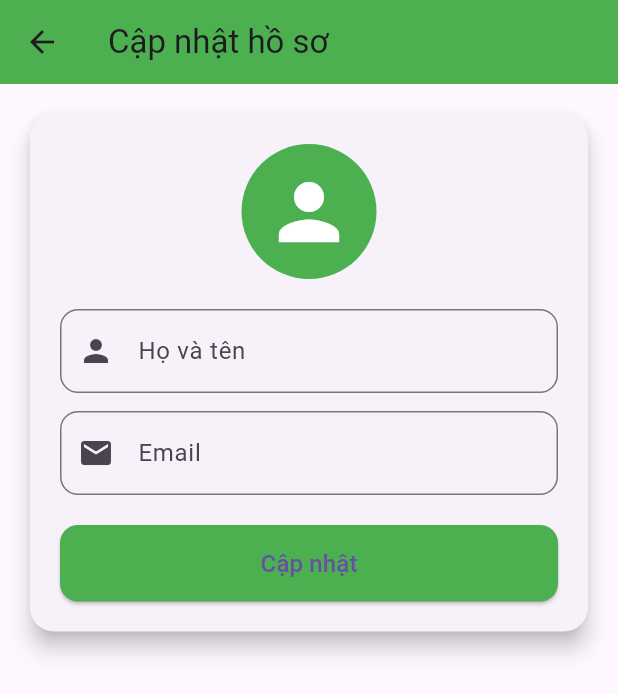
After one commit to hoquan04/flutter_final_sem4, a Flutter app: the ProfilePage screen opened directly, after a tap on "Edit Profile", on a phone screen of 412 x 824 dp. The commit adds this screen. Shown: the top 694 px of the screen. Run offline on Flutter 3.47's test engine with Material 3 defaults, Android fonts, the phone set to English and light mode, and no system bars; our stand-ins replace nb_utils, shared_preferences; accounts and stored records are empty; network calls fail.

Commit message:
update profile and password

```diff
--- /dev/null
+++ b/lib/ui/profile/edit_profile_page.dart
@@ -0,0 +1,128 @@
+import 'package:flutter/material.dart';
+import 'package:shared_preferences/shared_preferences.dart';
+import 'package:flutter_final_sem4/data/repository/user_repo.dart';
+
+class UpdateProfilePage extends StatefulWidget {
+  const UpdateProfilePage({super.key});
+
+  @override
+  State<UpdateProfilePage> createState() => _UpdateProfilePageState();
+}
+
+class _UpdateProfilePageState extends State<UpdateProfilePage> {
+  final _fullNameController = TextEditingController();
+  final _emailController = TextEditingController();
+
+  bool _isLoading = false;
+
+  @override
+  void initState() {
+    super.initState();
+    _loadUserData();
+  }
+
+  Future<void> _loadUserData() async {
+    final prefs = await SharedPreferences.getInstance();
+    setState(() {
+      _fullNameController.text = prefs.getString("fullName") ?? "";
+      _emailController.text = prefs.getString("email") ?? "";
+    });
+  }
+
+  Future<void> _updateProfile() async {
+    if (_fullNameController.text.trim().isEmpty) {
+      ScaffoldMessenger.of(context).showSnackBar(
+        const SnackBar(content: Text("❌ Vui lòng nhập họ và tên")),
+      );
+      return;
+    }
+
+    setState(() => _isLoading = true);
+
+    final success = await UserRepo().updateProfile(
+      _fullNameController.text.trim(),
+      _emailController.text.trim(),
+    );
+
+    setState(() => _isLoading = false);
+
+    if (success) {
+      ScaffoldMessenger.of(context).showSnackBar(
+        const SnackBar(content: Text("✅ Cập nhật thành công")),
+      );
+      Navigator.pop(context, true); // ✅ Trả về true
+    } else {
+      ScaffoldMessenger.of(context).showSnackBar(
+        const SnackBar(content: Text("❌ Cập nhật thất bại")),
+      );
+    }
+  }
+
+  @override
+  Widget build(BuildContext context) {
+    return Scaffold(
+      appBar: AppBar(
+        title: const Text("Cập nhật hồ sơ"),
+        backgroundColor: Colors.green,
+      ),
+      body: SingleChildScrollView(
+        padding: const EdgeInsets.all(16),
+        child: Center(
+          child: Card(
+            shape: RoundedRectangleBorder(
+              borderRadius: BorderRadius.circular(16),
+            ),
+            elevation: 6,
+            child: Padding(
+              padding: const EdgeInsets.all(20),
+              child: Column(
+                mainAxisSize: MainAxisSize.min,
+                children: [
+                  CircleAvatar(
+                    radius: 45,
+                    backgroundColor: Colors.green,
+                    child: const Icon(Icons.person, size: 60, color: Colors.white),
+                  ),
+                  const SizedBox(height: 20),
+
+                  _buildTextField("Họ và tên", Icons.person, _fullNameController),
+                  const SizedBox(height: 12),
+                  _buildTextField("Email", Icons.email, _emailController),
+                  const SizedBox(height: 20),
+
+                  SizedBox(
+                    width: double.infinity,
+                    child: ElevatedButton(
+                      onPressed: _isLoading ? null : _updateProfile,
+                      style: ElevatedButton.styleFrom(
+                        padding: const EdgeInsets.symmetric(vertical: 14),
+                        shape: RoundedRectangleBorder(
+                          borderRadius: BorderRadius.circular(12),
+                        ),
+                        backgroundColor: Colors.green,
+                      ),
+                      child: _isLoading
+                          ? const CircularProgressIndicator(color: Colors.white)
+                          : const Text("Cập nhật", style: TextStyle(fontSize: 16)),
+                    ),
+                  )
+                ],
+              ),
+            ),
+          ),
+        ),
+      ),
+    );
+  }
+
+  Widget _buildTextField(String hint, IconData icon, TextEditingController controller) {
+    return TextField(
+      controller: controller,
+      decoration: InputDecoration(
+        hintText: hint,
+        prefixIcon: Icon(icon),
+        border: OutlineInputBorder(borderRadius: BorderRadius.circular(12)),
+      ),
+    );
+  }
+}
--- a/lib/ui/profile/profile_page.dart
+++ b/lib/ui/profile/profile_page.dart
@@ -1,5 +1,7 @@
 import 'package:flutter/material.dart';
 import 'package:shared_preferences/shared_preferences.dart';
+import 'edit_profile_page.dart';
+import 'change_password_page.dart';
 
 class ProfilePage extends StatefulWidget {
   const ProfilePage({super.key});
@@ -75,13 +77,15 @@ class _ProfilePageState extends State<ProfilePage> {
             // Avatar
             const CircleAvatar(
               radius: 50,
-              backgroundImage: AssetImage("assets/images/grocery/Grocery_ic_User.png"),
+              backgroundImage:
+              AssetImage("assets/images/grocery/Grocery_ic_User.png"),
             ),
 
             const SizedBox(height: 10),
             Text(
               fullName,
-              style: const TextStyle(fontSize: 22, fontWeight: FontWeight.bold),
+              style:
+              const TextStyle(fontSize: 22, fontWeight: FontWeight.bold),
             ),
             Text(
               email,
@@ -91,6 +95,36 @@ class _ProfilePageState extends State<ProfilePage> {
             const SizedBox(height: 20),
 
             // Danh sách tuỳ chọn
+            ListTile(
+              leading: const Icon(Icons.person),
+              title: const Text("Edit Profile"),
+              trailing: const Icon(Icons.arrow_forward_ios, size: 16),
+              onTap: () async {
+                final result = await Navigator.push(
+                  context,
+                  MaterialPageRoute(builder: (_) => const UpdateProfilePage()),
+                );
+                if (result == true) {
+                  _loadUserInfo(); // Reload lại tên sau khi cập nhật
+                }
+              },
+            ),
+            const Divider(),
+
+            ListTile(
+              leading: const Icon(Icons.lock),
+              title: const Text("Change Password"),
+              trailing: const Icon(Icons.arrow_forward_ios, size: 16),
+              onTap: () {
+                Navigator.push(
+                  context,
+                  MaterialPageRoute(
+                      builder: (_) => const ChangePasswordPage()),
+                );
+              },
+            ),
+            const Divider(),
+
             ListTile(
               leading: const Icon(Icons.history),
               title: const Text("Order History"),
@@ -123,8 +157,10 @@ class _ProfilePageState extends State<ProfilePage> {
 
             ListTile(
               leading: const Icon(Icons.logout, color: Colors.red),
-              title: const Text("Logout", style: TextStyle(color: Colors.red)),
-              trailing: const Icon(Icons.arrow_forward_ios, size: 16, color: Colors.red),
+              title: const Text("Logout",
+                  style: TextStyle(color: Colors.red)),
+              trailing: const Icon(Icons.arrow_forward_ios,
+                  size: 16, color: Colors.red),
               onTap: _confirmLogout,
             ),
           ],
```
Also changed, not shown: lib/data/repository/user_repo.dart (added, +87 -0 lines), lib/ui/profile/change_password_page.dart (added, +108 -0 lines).
